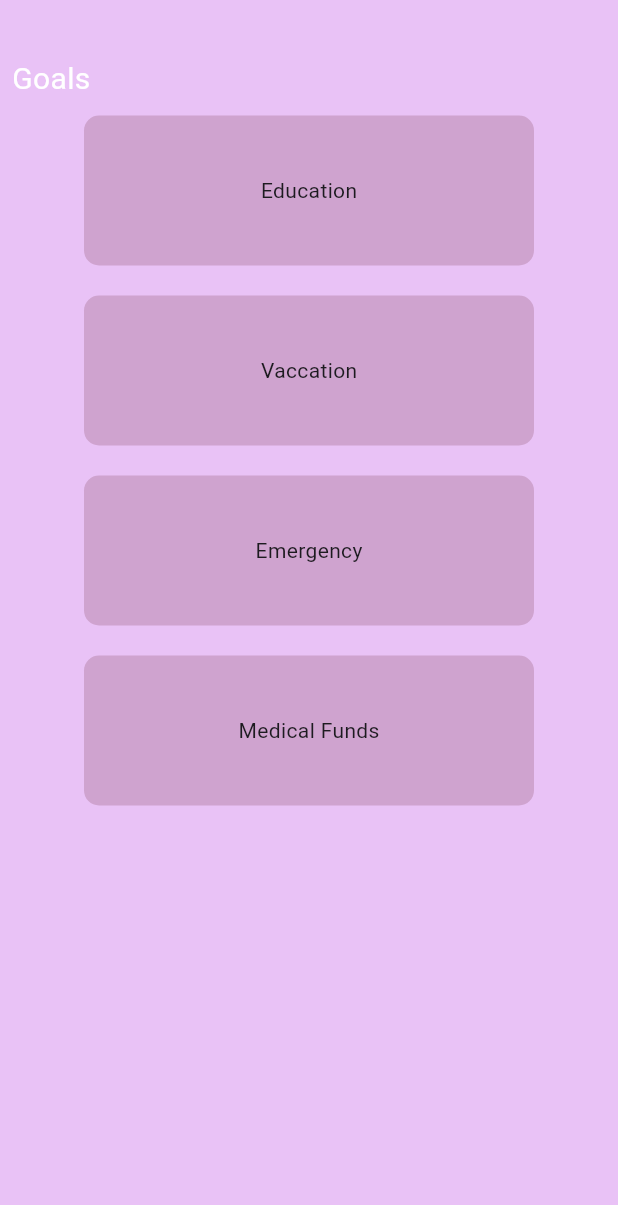
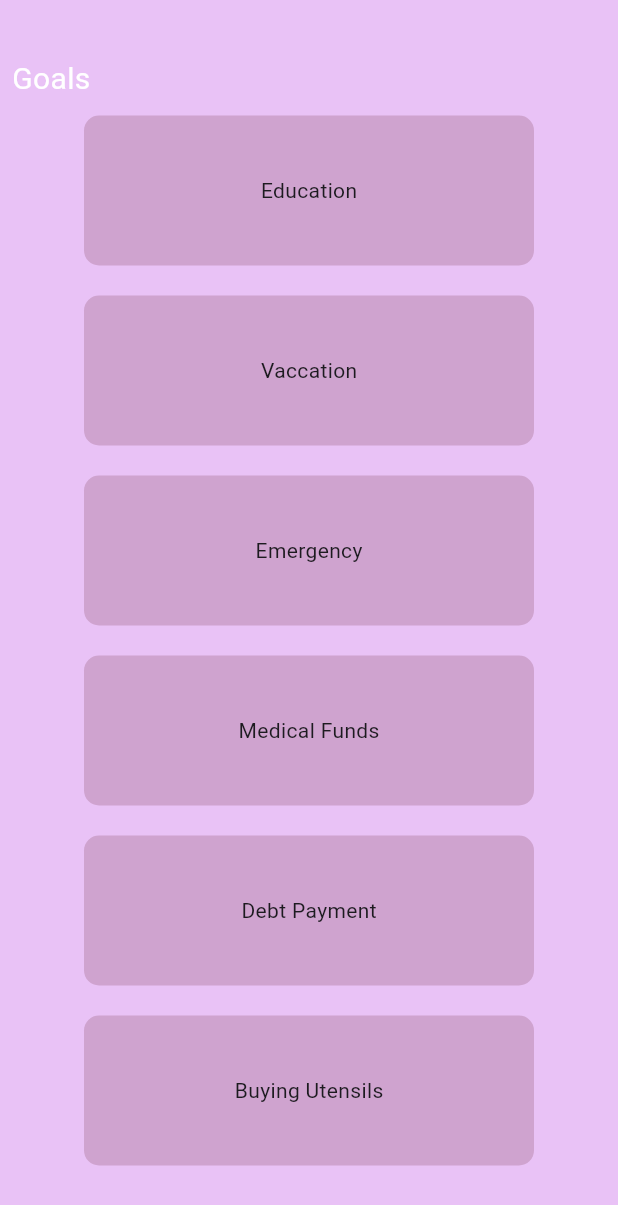
Before and after one commit to suraj-k-s/Spendify, a Flutter app: the Goals screen opened directly, on a phone screen of 412 x 824 dp. Shown: the top 1205 px of the screen. Run offline on Flutter 3.47's test engine with Material 3 defaults, Android fonts, the phone set to English and light mode, and no system bars; our stand-ins replace cloud_firestore, firebase_auth, firebase_core, firebase_storage, flutter_local_notifications, fluttertoast and 9 more; missing offline and left inert: workmanager; accounts and stored records are empty.

Commit message:
goal design

```diff
--- a/lib/goal.dart
+++ b/lib/goal.dart
@@ -74,6 +74,28 @@ class _GoalsState extends State<Goals> {
                         ),
                         child: const Center(child: Text("Medical Funds")),
                       ),
+                       Container(
+                        margin: const EdgeInsets.all(10),
+                        width: 300,
+                        height: 100,
+                        padding: const EdgeInsets.all(20),
+                        decoration: BoxDecoration(
+                          borderRadius: BorderRadius.circular(10),
+                          color: const Color.fromARGB(255, 207, 163, 207),
+                        ),
+                        child: const Center(child: Text("Debt Payment")),
+                      ),
+                       Container(
+                        margin: const EdgeInsets.all(10),
+                        width: 300,
+                        height: 100,
+                        padding: const EdgeInsets.all(20),
+                        decoration: BoxDecoration(
+                          borderRadius: BorderRadius.circular(10),
+                          color: const Color.fromARGB(255, 207, 163, 207),
+                        ),
+                        child: const Center(child: Text("Buying Utensils")),
+                      ),
                     ],
                   ))
             ],
```
Also changed, not shown: lib/goalview.dart (added, +71 -0 lines).
